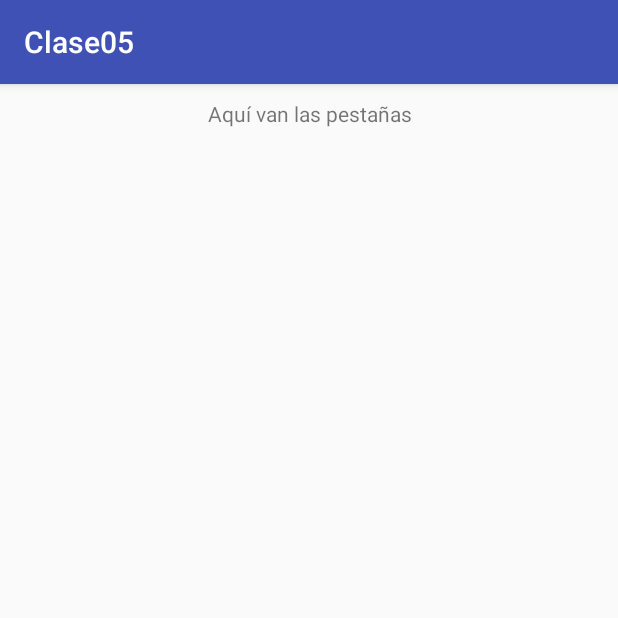
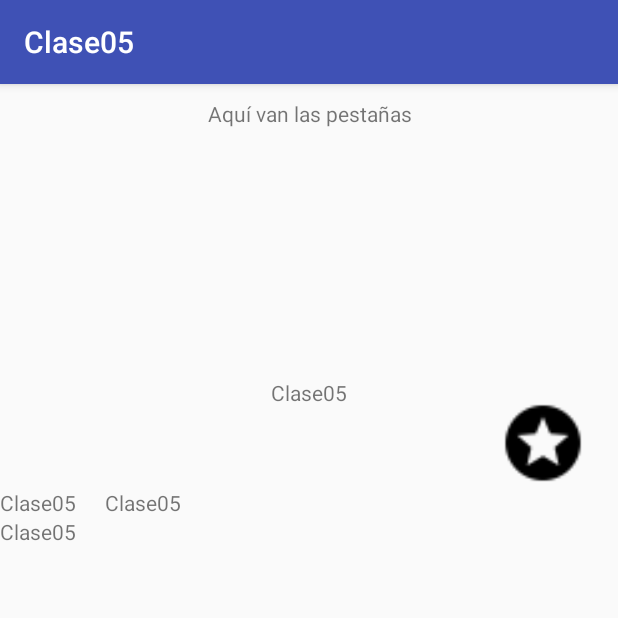
Before and after one commit to Area51TrainingCenter/Android-Group-35, an Android app: the PeopleFragment screen opened directly, with no data from a screen before it, on a phone screen of 412 x 824 dp, the top half of it. Run offline under Robolectric (Android 15) with nearby library versions, the phone set to English and light mode, and no system bars; libraries missing offline, so code that uses them is left out: com.facebook.drawee; plain views replace SimpleDraweeView.

Commit message:
profile xml

```diff
--- a/modulo01/clase05/Clase05/app/src/main/res/layout/fragment_people.xml
+++ b/modulo01/clase05/Clase05/app/src/main/res/layout/fragment_people.xml
@@ -21,7 +21,64 @@
                 fresco:placeholderImage="@drawable/picture"
                 fresco:placeholderImageScaleType="focusCrop" />
 
+            <!--
+            <ImageView
+                android:layout_width="24dp"
+                android:layout_height="24dp"
+                android:src="@drawable/ic_arrow_back_white_24dp" />
+-->
+            <TextView
+                android:layout_width="match_parent"
+                android:layout_height="wrap_content"
+                android:layout_gravity="bottom"
+                android:layout_marginBottom="20dp"
+                android:gravity="center"
+                android:padding="4dp"
+                android:text="@string/app_name" />
+            <!--
+            @android:drawable/btn_star_big_on
+            -->
+
         </FrameLayout>
+
+        <ImageView
+            android:layout_width="60dp"
+            android:layout_height="60dp"
+            android:layout_gravity="right"
+            android:layout_marginRight="20dp"
+            android:layout_marginTop="-30dp"
+            android:src="@drawable/ic_stars_black_24dp" />
+
+        <LinearLayout
+            android:layout_width="match_parent"
+            android:layout_height="wrap_content"
+            android:orientation="vertical">
+
+            <LinearLayout
+                android:layout_width="match_parent"
+                android:layout_height="wrap_content"
+                android:orientation="horizontal">
+
+                <TextView
+                    android:layout_width="140dp"
+                    android:layout_height="wrap_content"
+                    android:layout_weight="1"
+                    android:text="@string/app_name" />
+
+                <TextView
+                    android:layout_width="match_parent"
+                    android:layout_height="wrap_content"
+                    android:layout_weight="1"
+                    android:text="@string/app_name" />
+
+            </LinearLayout>
+
+            <TextView
+                android:layout_width="match_parent"
+                android:layout_height="wrap_content"
+                android:text="@string/app_name" />
+
+        </LinearLayout>
 
     </LinearLayout>
 
```
Also changed, not shown: modulo01/clase05/Clase05/app/src/main/res/drawable-hdpi/ic_stars_black_24dp.png (added), modulo01/clase05/Clase05/app/src/main/res/drawable-mdpi/ic_stars_black_24dp.png (added), modulo01/clase05/Clase05/app/src/main/res/drawable-xhdpi/ic_stars_black_24dp.png (added), modulo01/clase05/Clase05/app/src/main/res/drawable-xxhdpi/ic_stars_black_24dp.png (added), modulo01/clase05/Clase05/app/src/main/res/drawable-xxxhdpi/ic_stars_black_24dp.png (added), 1 other file.
